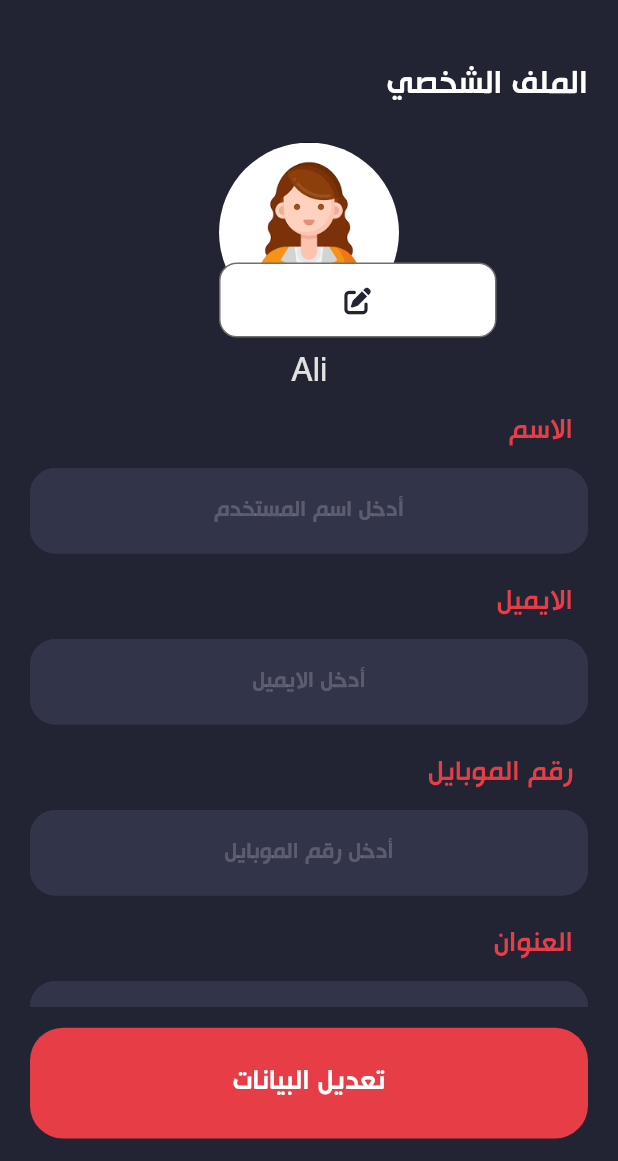
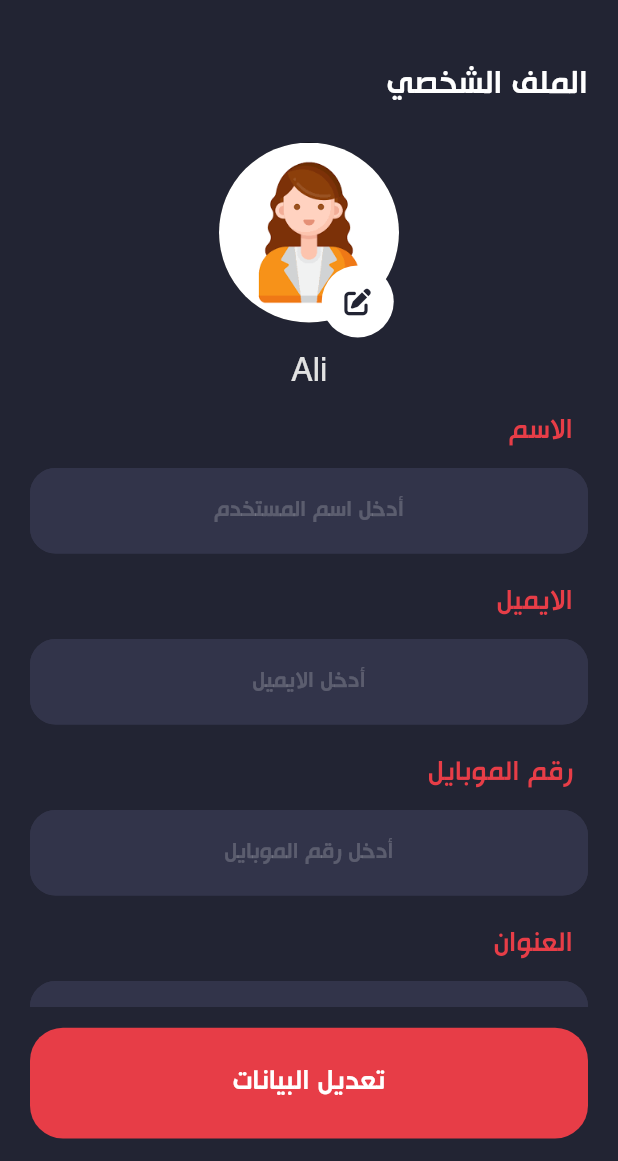
Before and after one commit to hussam-aw/one_restaurant_delivery, a Flutter app: the ProfileScreen screen opened by its route, on a phone screen of 412 x 824 dp, the part 75-1236 px from its top. Run offline on Flutter 3.47's test engine with Material 2 defaults, Android fonts, the phone set to English and light mode, and no system bars; our stand-ins replace carousel_slider, font_awesome_flutter, get, get_storage, location, lottie and 1 more; accounts and stored records are empty; network calls fail; statements that could not run were skipped.

Commit message:
Add circle shape property

```diff
--- a/lib/PresentationLayer/Widgets/Public/ord_icon_button.dart
+++ b/lib/PresentationLayer/Widgets/Public/ord_icon_button.dart
@@ -8,18 +8,25 @@ class OrdIconButton extends StatelessWidget {
     required this.icon,
     this.backgroundColor = UIColors.white,
     this.borderRadius = raduis12,
+    this.circleShape = false,
     required this.onPressed,
   });
 
   final Icon icon;
   final Color backgroundColor;
   final BorderRadius borderRadius;
+  final bool circleShape;
   final Function() onPressed;
 
   @override
   Widget build(BuildContext context) {
     return Container(
-      decoration: BoxDecoration(
+      decoration: circleShape
+          ? ShapeDecoration(
+              color: backgroundColor,
+              shape: const CircleBorder(),
+            )
+          : BoxDecoration(
               color: backgroundColor,
               borderRadius: borderRadius,
               border: Border.all(
```
Lines whose indentation alone changed are shown as unchanged.
